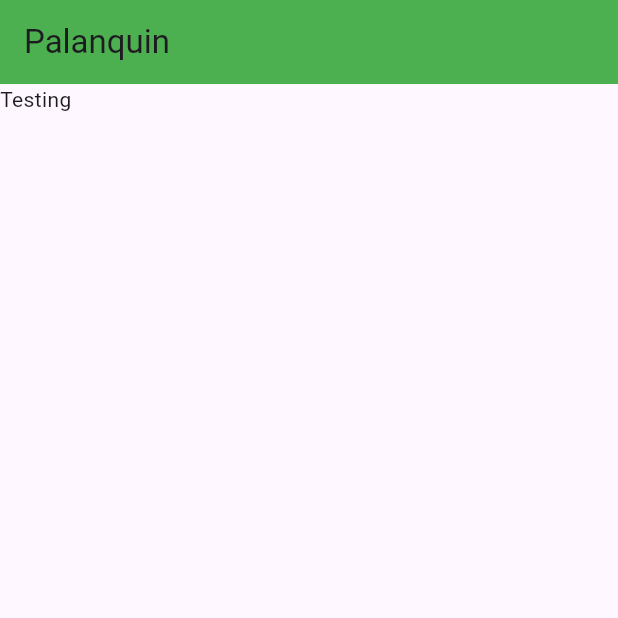
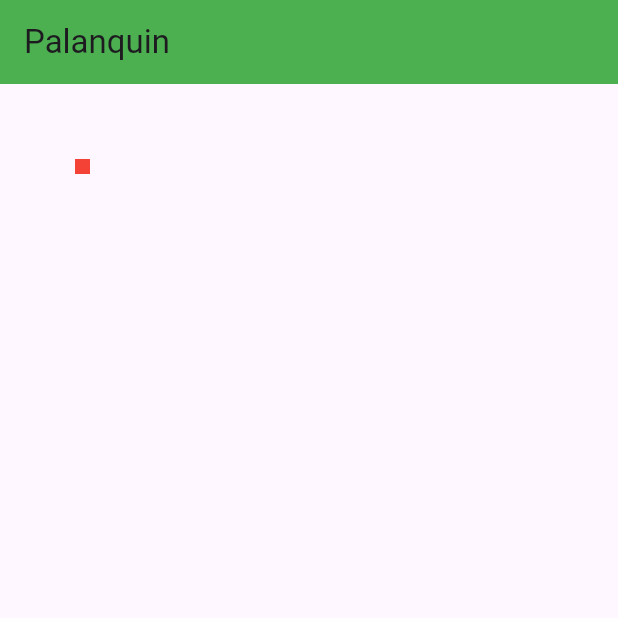
Before and after one commit to arunabhdas/palanquin, a Flutter app: the screen it shows after launch, on a phone screen of 412 x 824 dp, the top half of it. Run offline on Flutter 3.47's test engine with Material 3 defaults, Android fonts, the phone set to English and light mode, and no system bars.

Commit message:
Improved dimensions on body Container

```diff
--- a/palanquin-flutter/palanquin/lib/main.dart
+++ b/palanquin-flutter/palanquin/lib/main.dart
@@ -18,6 +18,11 @@ class MyApp extends StatelessWidget {
           ),
           body: Container(
             child: const Text("Testing"),
+            margin: const EdgeInsets.all(50),
+            padding: const EdgeInsets.all(10),
+            color: Colors.red,
+            height: 10,
+            width: 10,
           ),
       )
     );
```
